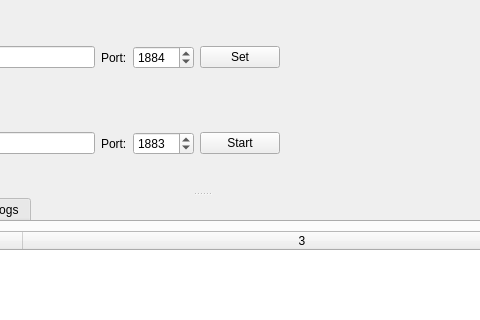
The window that mainwindow.ui (RedChow/MQTTMockingbird) describes before a commit, drawn with Qt 5; both pictures show x 198 to 678 and y 0 to 320 of the 800 by 600 pixel window.
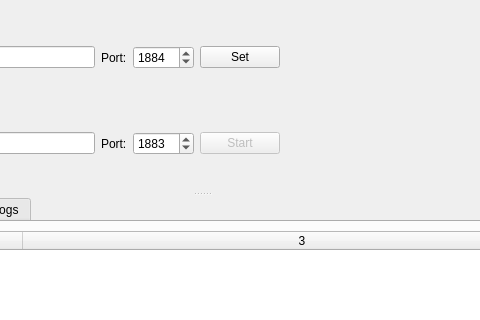
The same window after the commit.

```diff
--- a/mainwindow.ui
+++ b/mainwindow.ui
@@ -149,6 +149,9 @@
         </item>
         <item row="6" column="5">
          <widget class="QPushButton" name="pushButtonStartClientBridge">
+          <property name="enabled">
+           <bool>false</bool>
+          </property>
           <property name="text">
            <string>Start</string>
           </property>
```
